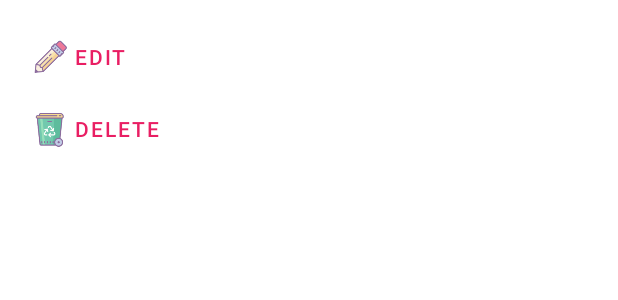
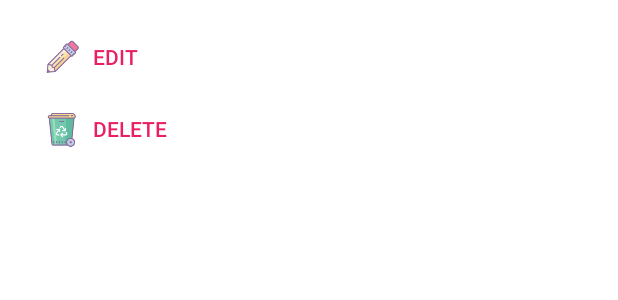
Before and after one commit to yoesuv/android-room-example, an Android app: the layout popup_menu.xml on its own in the app's theme, with its tools: preview values and no code run, on a phone screen of 412 x 824 dp. Shown: the top 300 px of the screen. Run offline under Robolectric (Android 15) with nearby library versions, the phone set to English and light mode, and no system bars.

Commit message:
:art: global button style

```diff
--- a/app/src/main/java/com/yoesuv/androidroom/utils/DialogMenu.kt
+++ b/app/src/main/java/com/yoesuv/androidroom/utils/DialogMenu.kt
@@ -19,8 +19,6 @@ fun dialogMenu(context: Context, onEdit:() -> Unit, onDelete:() -> Unit) {
     dialogMenu = AlertDialog.Builder(context)
         .setView(binding.root)
         .create()
-    dialogMenu?.setCancelable(false)
-    dialogMenu?.setCanceledOnTouchOutside(false)
-    dialogMenu?.show()
+    dialogMenu.show()
 
 }
--- a/app/src/main/res/layout/popup_menu.xml
+++ b/app/src/main/res/layout/popup_menu.xml
@@ -10,25 +10,21 @@
 
         <com.google.android.material.button.MaterialButton
             android:id="@+id/btnEditTask"
-            style="?attr/borderlessButtonStyle"
+            style="@style/AppButton"
             android:layout_width="match_parent"
             android:layout_height="wrap_content"
             android:gravity="center_vertical"
             android:text="@string/button_task_edit"
-            app:icon="@drawable/ic_edit"
-            app:iconTint="@null"
-            app:iconGravity="textStart"/>
+            app:icon="@drawable/ic_edit" />
 
         <com.google.android.material.button.MaterialButton
             android:id="@+id/btnDeleteTask"
-            style="?attr/borderlessButtonStyle"
+            style="@style/AppButton"
             android:layout_width="match_parent"
             android:layout_height="wrap_content"
             android:gravity="center_vertical"
             android:text="@string/button_task_delete"
-            app:icon="@drawable/ic_waste"
-            app:iconTint="@null"
-            app:iconGravity="textStart"/>
+            app:icon="@drawable/ic_waste" />
 
     </LinearLayout>
 
--- a/app/src/main/res/values/styles.xml
+++ b/app/src/main/res/values/styles.xml
@@ -12,4 +12,10 @@
 
     </style>
 
+    <style name="AppButton" parent="Widget.AppCompat.Button.Borderless">
+        <item name="android:textColor">@drawable/selector_pink_material</item>
+        <item name="iconTint">@null</item>
+        <item name="iconGravity">textStart</item>
+    </style>
+
 </resources>
```
Also changed, not shown: app/src/main/res/layout/popup_delete_all.xml (+4 -10 lines), app/src/main/res/layout/popup_insert_update_task.xml (+3 -9 lines).
